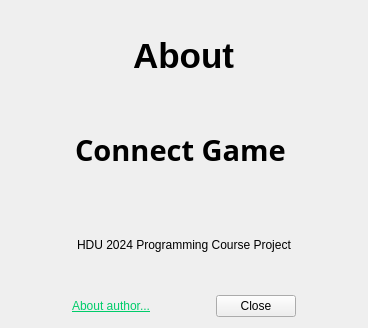
LiAuTraver/Connect, file Views/about.ui: the form before one commit.
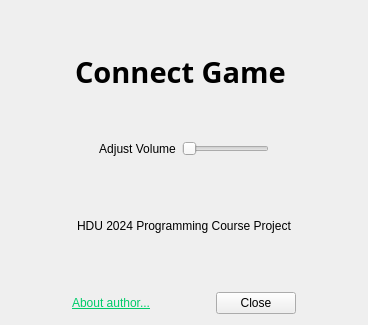
The form after the commit.

```diff
--- a/Views/about.ui
+++ b/Views/about.ui
@@ -7,56 +7,13 @@
     <x>0</x>
     <y>0</y>
     <width>368</width>
-    <height>328</height>
+    <height>325</height>
    </rect>
   </property>
   <property name="windowTitle">
    <string>About</string>
   </property>
-  <layout class="QVBoxLayout" name="verticalLayout_4">
-   <item>
-    <layout class="QHBoxLayout" name="titleLayout">
-     <item>
-      <spacer name="horizontalSpacer">
-       <property name="orientation">
-        <enum>Qt::Horizontal</enum>
-       </property>
-       <property name="sizeHint" stdset="0">
-        <size>
-         <width>40</width>
-         <height>20</height>
-        </size>
-       </property>
-      </spacer>
-     </item>
-     <item>
-      <widget class="QLabel" name="titileLabel">
-       <property name="font">
-        <font>
-         <pointsize>26</pointsize>
-         <bold>true</bold>
-        </font>
-       </property>
-       <property name="text">
-        <string>About</string>
-       </property>
-      </widget>
-     </item>
-     <item>
-      <spacer name="horizontalSpacer_2">
-       <property name="orientation">
-        <enum>Qt::Horizontal</enum>
-       </property>
-       <property name="sizeHint" stdset="0">
-        <size>
-         <width>40</width>
-         <height>20</height>
-        </size>
-       </property>
-      </spacer>
-     </item>
-    </layout>
-   </item>
+  <layout class="QVBoxLayout" name="verticalLayout_3">
    <item>
     <layout class="QHBoxLayout" name="des1Layout">
      <item>
@@ -104,6 +61,56 @@
      </item>
     </layout>
    </item>
+   <item>
+    <layout class="QHBoxLayout" name="titleLayout">
+     <item>
+      <spacer name="horizontalSpacer">
+       <property name="orientation">
+        <enum>Qt::Orientation::Horizontal</enum>
+       </property>
+       <property name="sizeHint" stdset="0">
+        <size>
+         <width>30</width>
+         <height>20</height>
+        </size>
+       </property>
+      </spacer>
+     </item>
+     <item>
+      <widget class="QLabel" name="volumeSliderLabel">
+       <property name="enabled">
+        <bool>true</bool>
+       </property>
+       <property name="text">
+        <string>Adjust Volume</string>
+       </property>
+       <property name="alignment">
+        <set>Qt::AlignmentFlag::AlignCenter</set>
+       </property>
+      </widget>
+     </item>
+     <item>
+      <widget class="QSlider" name="volumeSlider">
+       <property name="orientation">
+        <enum>Qt::Orientation::Horizontal</enum>
+       </property>
+      </widget>
+     </item>
+     <item>
+      <spacer name="horizontalSpacer_2">
+       <property name="orientation">
+        <enum>Qt::Orientation::Horizontal</enum>
+       </property>
+       <property name="sizeHint" stdset="0">
+        <size>
+         <width>30</width>
+         <height>20</height>
+        </size>
+       </property>
+      </spacer>
+     </item>
+    </layout>
+   </item>
    <item>
     <layout class="QHBoxLayout" name="des2Layout">
      <item>
```
Left out of the diff: 14 changed lines with no effect on the pictures.
